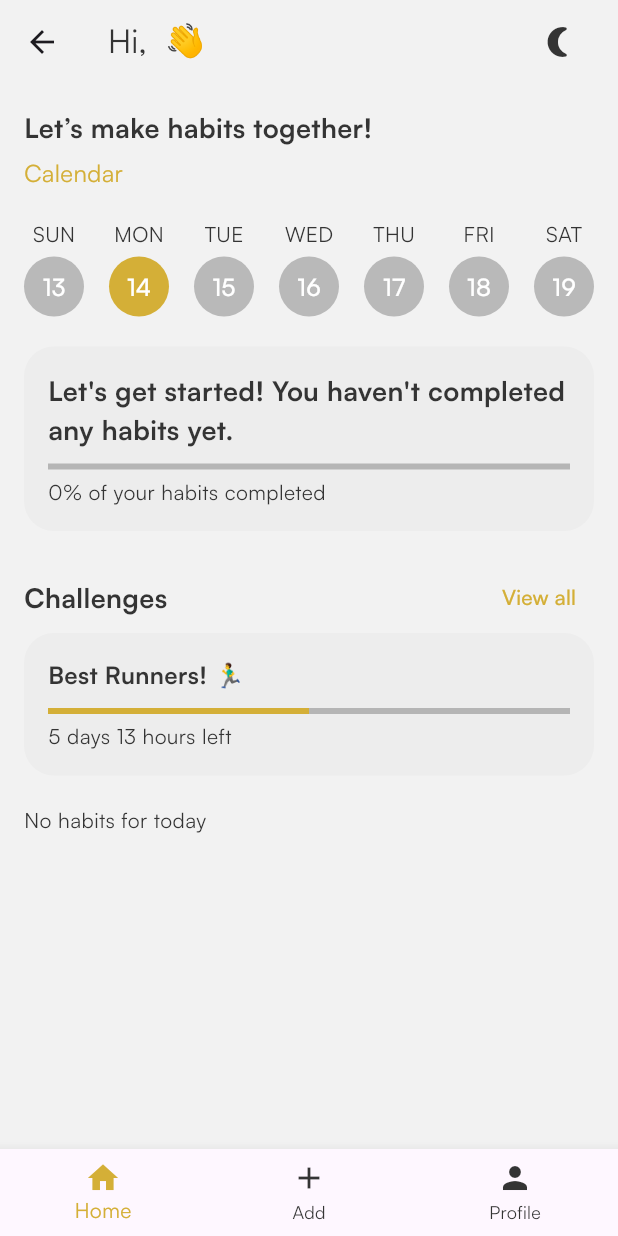
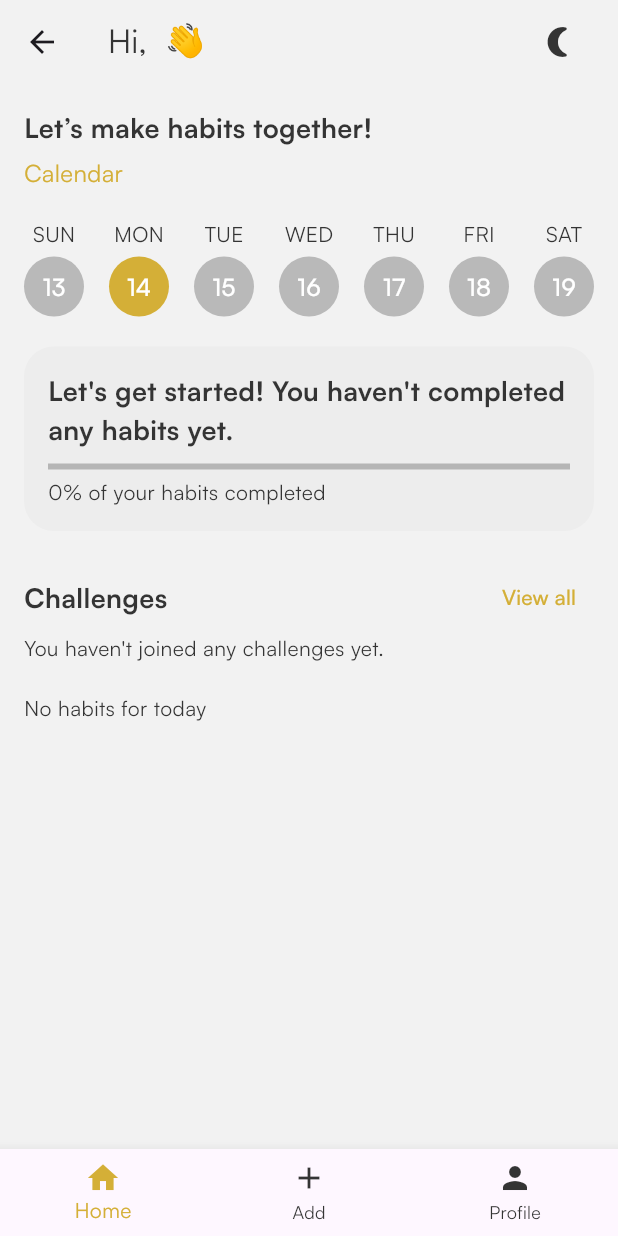
Before and after one commit to daseldev/habit_tracker, a Flutter app: the HomePage screen opened directly with empty values, on a phone screen of 412 x 824 dp. Run offline on Flutter 3.47's test engine with Material 3 defaults, Android fonts, the phone set to English and light mode, and no system bars; our stand-ins replace get; accounts and stored records are empty.

Commit message:
home_page challenges

```diff
--- a/lib/presentation/pages/home/home_page.dart
+++ b/lib/presentation/pages/home/home_page.dart
@@ -34,7 +34,8 @@ class HomePage extends StatelessWidget {
               SizedBox(height: 20),
               _buildProgressSection(isDarkMode),
               SizedBox(height: 20),
-              _buildChallengeSection(isDarkMode),
+              _buildChallengeSection(
+                  isDarkMode), // Aquí añadimos la sección de challenges
               SizedBox(height: 20),
               _buildHabitsSection(isDarkMode, context),
             ],
@@ -234,7 +235,7 @@ class HomePage extends StatelessWidget {
     });
   }
 
-  // Sección de desafíos
+  // Sección de desafíos (challenges)
   Widget _buildChallengeSection(bool isDarkMode) {
     return Column(
       crossAxisAlignment: CrossAxisAlignment.start,
@@ -252,7 +253,8 @@ class HomePage extends StatelessWidget {
             Spacer(),
             TextButton(
               onPressed: () {
-                // Acción al ver todos los desafíos
+                // Navegación a la página de challenges
+                Get.to(() => ChallengePage());
               },
               child: Text(
                 "View all",
@@ -261,19 +263,29 @@ class HomePage extends StatelessWidget {
             ),
           ],
         ),
-        GestureDetector(
+        Obx(() {
+          var joinedChallenges = challengeController.userChallenges
+              .where((challenge) => challenge.hasJoined)
+              .toList();
+
+          if (joinedChallenges.isEmpty) {
+            return Text(
+              "You haven't joined any challenges yet.",
+              style: TextStyle(
+                color: isDarkMode ? AppColors.fondoClaro : AppColors.grisOscuro,
+              ),
+            );
+          }
+
+          return Column(
+            children: joinedChallenges.map((challenge) {
+              return GestureDetector(
                 onTap: () {
-            if (challengeController.userChallenges.isNotEmpty) {
-              Challenge selectedChallenge =
-                  challengeController.userChallenges.first;
-              Get.to(() => ChallengePage());
-            } else {
-              Get.snackbar(
-                  "No Challenges", "There are no challenges available.");
-            }
+                  // Aquí podrías añadir la lógica para abrir detalles de un challenge
                 },
                 child: Container(
                   padding: const EdgeInsets.all(16.0),
+                  margin: const EdgeInsets.symmetric(vertical: 8.0),
                   decoration: BoxDecoration(
                     color: isDarkMode
                         ? AppColors.grisOscuro.withOpacity(0.2)
@@ -284,7 +296,7 @@ class HomePage extends StatelessWidget {
                     crossAxisAlignment: CrossAxisAlignment.start,
                     children: [
                       Text(
-                  "Best Runners! 🏃‍♂️",
+                        challenge.name,
                         style: TextStyle(
                           fontSize: 16,
                           fontWeight: FontWeight.bold,
@@ -295,13 +307,13 @@ class HomePage extends StatelessWidget {
                       ),
                       SizedBox(height: 10),
                       LinearProgressIndicator(
-                  value: 0.5,
+                        value: challenge.calculateProgress(),
                         backgroundColor: AppColors.grisOscuro.withOpacity(0.3),
                         color: AppColors.primario,
                       ),
                       SizedBox(height: 5),
                       Text(
-                  "5 days 13 hours left",
+                        "${challenge.tasks.length} tasks",
                         style: TextStyle(
                           color: isDarkMode
                               ? AppColors.fondoClaro
@@ -311,7 +323,10 @@ class HomePage extends StatelessWidget {
                     ],
                   ),
                 ),
-        ),
+              );
+            }).toList(),
+          );
+        }),
       ],
     );
   }
```
Lines whose indentation alone changed are shown as unchanged.
